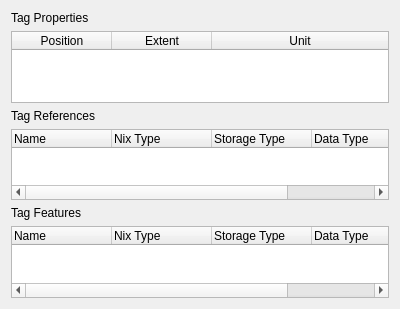
bendalab/NixView, file infowidget/TagPanel.ui: the form before one commit.
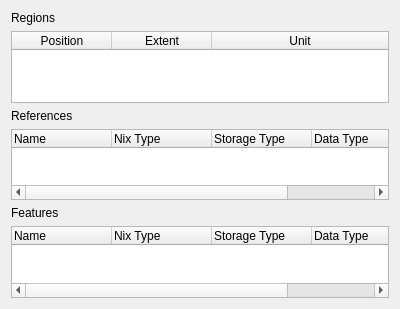
The form after the commit.

Commit message: changed size policy, moved filter widgets to mainviewwidget

The edit to the form file:
```diff
--- a/infowidget/TagPanel.ui
+++ b/infowidget/TagPanel.ui
@@ -23,7 +23,7 @@
    <item>
     <widget class="QLabel" name="label">
      <property name="text">
-      <string>Tag Properties</string>
+      <string>Regions</string>
      </property>
     </widget>
    </item>
@@ -58,7 +58,7 @@
    <item>
     <widget class="QLabel" name="label_2">
      <property name="text">
-      <string>Tag References</string>
+      <string>References</string>
      </property>
     </widget>
    </item>
@@ -94,7 +94,7 @@
    <item>
     <widget class="QLabel" name="label_3">
      <property name="text">
-      <string>Tag Features</string>
+      <string>Features</string>
      </property>
     </widget>
    </item>
```
The commit also changes 4 other files.
